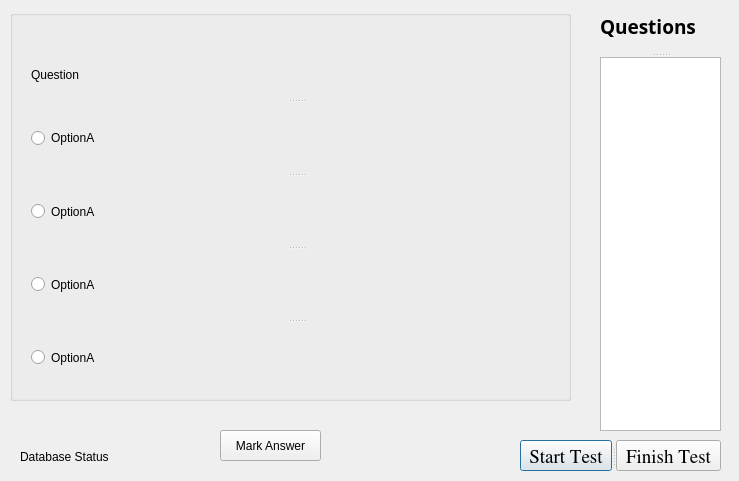
Old version of the form questions.ui in the repository sahilsehgal1995/Quiz_Project.
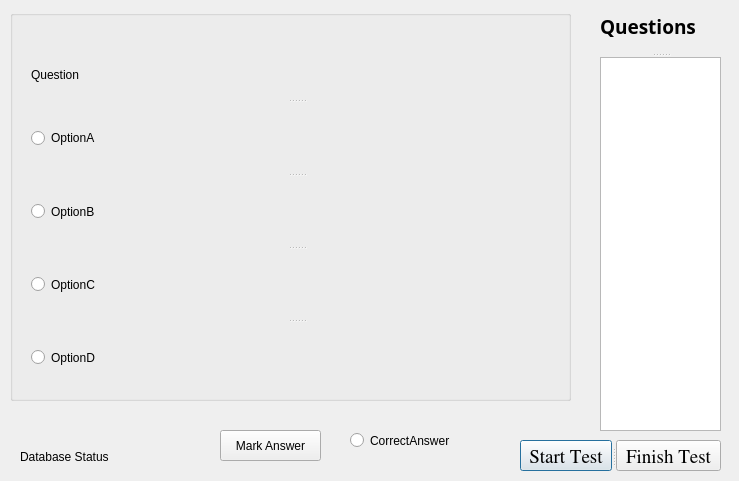
New version of the form.

Commit message: Finish Test Button added

```diff
--- a/questions.ui
+++ b/questions.ui
@@ -62,17 +62,17 @@
     </widget>
     <widget class="QRadioButton" name="OptionB">
      <property name="text">
-      <string>OptionA</string>
+      <string>OptionB</string>
      </property>
     </widget>
     <widget class="QRadioButton" name="OptionC">
      <property name="text">
-      <string>OptionA</string>
+      <string>OptionC</string>
      </property>
     </widget>
     <widget class="QRadioButton" name="OptionD">
      <property name="text">
-      <string>OptionA</string>
+      <string>OptionD</string>
      </property>
     </widget>
    </widget>
@@ -156,6 +156,19 @@
     <string>Mark Answer</string>
    </property>
   </widget>
+  <widget class="QRadioButton" name="CorrectAnswer">
+   <property name="geometry">
+    <rect>
+     <x>350</x>
+     <y>430</y>
+     <width>102</width>
+     <height>21</height>
+    </rect>
+   </property>
+   <property name="text">
+    <string>CorrectAnswer</string>
+   </property>
+  </widget>
  </widget>
  <resources/>
  <connections/>
```
The commit also changes 3 other files.
